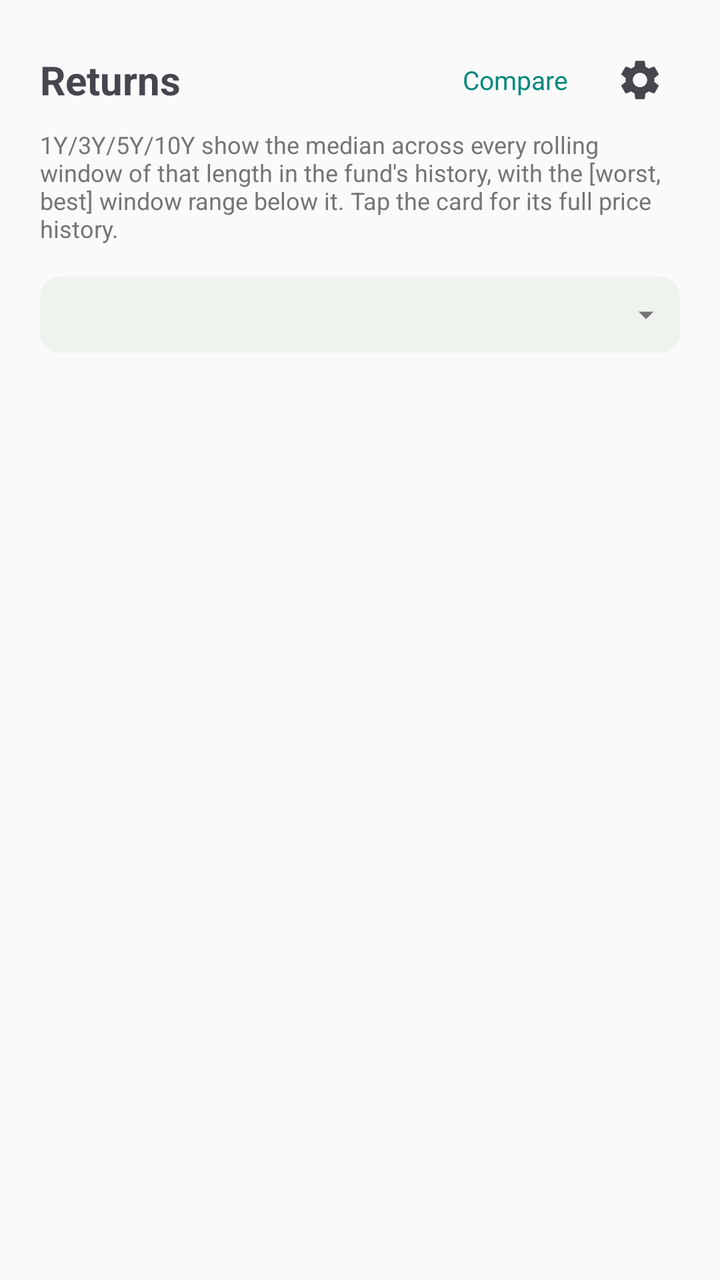
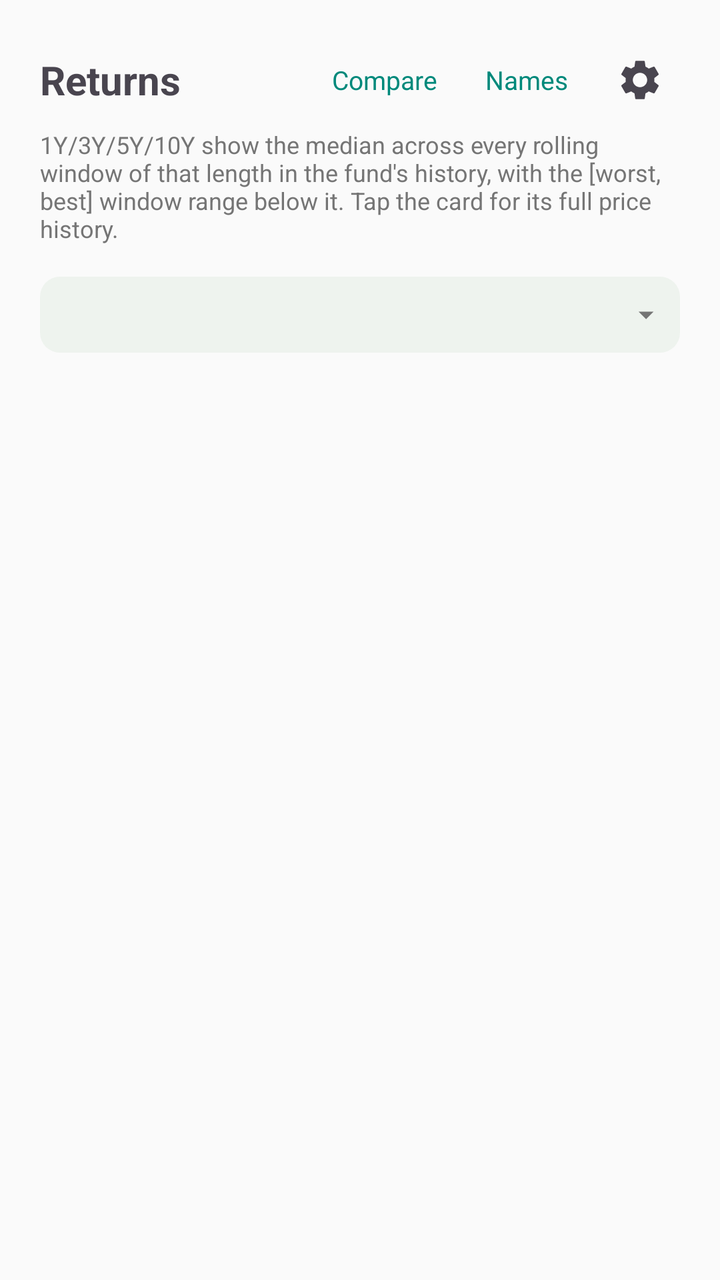

An Android layout rendered at two revisions. The XML below is the earlier revision; the diff shows what the commit changed to produce the second picture.
<!-- AndroidManifest.xml: application theme Theme.PersonalPortfolio -->
<!-- res/layout/activity_returns.xml -->
<?xml version="1.0" encoding="utf-8"?>
<LinearLayout xmlns:android="http://schemas.android.com/apk/res/android"
    android:layout_width="match_parent"
    android:layout_height="match_parent"
    android:orientation="vertical"
    android:padding="20dp">

    <LinearLayout
        android:layout_width="match_parent"
        android:layout_height="wrap_content"
        android:orientation="horizontal"
        android:gravity="center_vertical">

        <TextView
            android:layout_width="0dp"
            android:layout_weight="1"
            android:layout_height="wrap_content"
            android:text="Returns"
            android:textSize="20sp"
            android:textStyle="bold" />

        <TextView
            android:id="@+id/returnsCompareButton"
            android:layout_width="wrap_content"
            android:layout_height="wrap_content"
            android:layout_marginEnd="8dp"
            android:text="Compare"
            android:textSize="13sp"
            android:textColor="@color/colorSecondary"
            android:padding="8dp"
            android:background="?attr/selectableItemBackgroundBorderless" />

        <ImageButton
            android:id="@+id/returnsManageBenchmarksButton"
            android:layout_width="40dp"
            android:layout_height="40dp"
            android:padding="8dp"
            android:background="?attr/selectableItemBackgroundBorderless"
            android:src="@drawable/ic_settings_gear"
            android:contentDescription="Manage benchmarks" />

    </LinearLayout>

    <TextView
        android:layout_width="match_parent"
        android:layout_height="wrap_content"
        android:layout_marginTop="4dp"
        android:textSize="12sp"
        android:textColor="@color/colorNeutral"
        android:text="1Y/3Y/5Y/10Y show the median across every rolling window of that length in the fund's history, with the [worst, best] window range below it. Tap the card for its full price history." />

    
    <TextView
        android:id="@+id/returnsPickerTab"
        style="@style/ProgressionDropdownTab"
        android:layout_width="match_parent"
        android:layout_marginTop="16dp" />

    <TextView
        android:id="@+id/returnsEmptyState"
        android:layout_width="match_parent"
        android:layout_height="wrap_content"
        android:layout_marginTop="24dp"
        android:textSize="14sp"
        android:textColor="@color/colorNeutral"
        android:visibility="gone" />

    <androidx.core.widget.NestedScrollView
        android:layout_width="match_parent"
        android:layout_height="0dp"
        android:layout_weight="1"
        android:layout_marginTop="16dp"
        android:fillViewport="true">

        <FrameLayout
            android:id="@+id/returnsCardContainer"
            android:layout_width="match_parent"
            android:layout_height="wrap_content" />

    </androidx.core.widget.NestedScrollView>

</LinearLayout>
<!-- resources referenced by this layout -->
<resources>
  <color name="colorNeutral">#757575</color>
  <color name="colorSecondary">#00897B</color>
  <style name="ProgressionDropdownTab">
          <item name="android:layout_height">wrap_content</item>
          <item name="android:paddingStart">12dp</item>
          <item name="android:paddingEnd">8dp</item>
          <item name="android:paddingTop">10dp</item>
          <item name="android:paddingBottom">10dp</item>
          <item name="android:background">@drawable/dropdown_tab_background</item>
          <item name="android:textSize">13sp</item>
          <item name="android:textColor">@color/colorOnSurface</item>
          <item name="android:singleLine">true</item>
          <item name="android:ellipsize">end</item>
          <item name="android:drawableEnd">@drawable/ic_dropdown_caret</item>
          <item name="android:drawablePadding">4dp</item>
          <item name="android:gravity">center_vertical</item>
          <item name="android:clickable">true</item>
          <item name="android:focusable">true</item>
      </style>
  <style name="Theme.PersonalPortfolio" parent="Theme.Material3.DayNight.NoActionBar">
          <item name="colorPrimary">@color/colorPrimary</item>
          <item name="colorPrimaryVariant">@color/colorPrimaryVariant</item>
          <item name="colorOnPrimary">@color/colorOnPrimary</item>
  
          <item name="colorSecondary">@color/colorSecondary</item>
          <item name="colorOnSecondary">@color/colorOnSecondary</item>
  
          <item name="android:colorBackground">@color/colorBackground</item>
          <item name="colorOnBackground">@color/colorOnBackground</item>
  
          <item name="colorSurface">@color/colorSurface</item>
          <item name="colorOnSurface">@color/colorOnSurface</item>
  
          <item name="android:statusBarColor">@color/colorPrimaryVariant</item>
      </style>
  <!-- drawable dropdown_tab_background (drawable) -->
  <?xml version="1.0" encoding="utf-8"?>
  <shape xmlns:android="http://schemas.android.com/apk/res/android"
      android:shape="rectangle">
      <solid android:color="@color/colorSurfaceVariant" />
      <corners android:radius="10dp" />
  </shape>
  <color name="colorOnSurface">#1A1A1A</color>
  <!-- drawable ic_dropdown_caret (drawable) -->
  <vector xmlns:android="http://schemas.android.com/apk/res/android"
      android:width="18dp"
      android:height="18dp"
      android:viewportWidth="24"
      android:viewportHeight="24">
      <path
          android:fillColor="#757575"
          android:pathData="M7,10l5,5 5,-5z" />
  </vector>
  <color name="colorPrimary">#1B5E20</color>
  <color name="colorPrimaryVariant">#0D3B12</color>
  <color name="colorOnPrimary">#FFFFFF</color>
  <color name="colorOnSecondary">#FFFFFF</color>
  <color name="colorBackground">#FAFAFA</color>
  <color name="colorOnBackground">#1A1A1A</color>
  <color name="colorSurface">#FFFFFF</color>
  <color name="colorSurfaceVariant">#EEF3EE</color>
  <!-- unchanged entries left out for length: 1 -->
</resources>

<!-- the commit's change to res/layout/activity_returns.xml (unified diff, before → after) -->
@@ -25,6 +25,17 @@
             android:layout_height="wrap_content"
             android:layout_marginEnd="8dp"
             android:text="Compare"
+            android:textSize="13sp"
+            android:textColor="@color/colorSecondary"
+            android:padding="8dp"
+            android:background="?attr/selectableItemBackgroundBorderless" />
+
+        <TextView
+            android:id="@+id/returnsManageNamesButton"
+            android:layout_width="wrap_content"
+            android:layout_height="wrap_content"
+            android:layout_marginEnd="8dp"
+            android:text="Names"
             android:textSize="13sp"
             android:textColor="@color/colorSecondary"
             android:padding="8dp"
